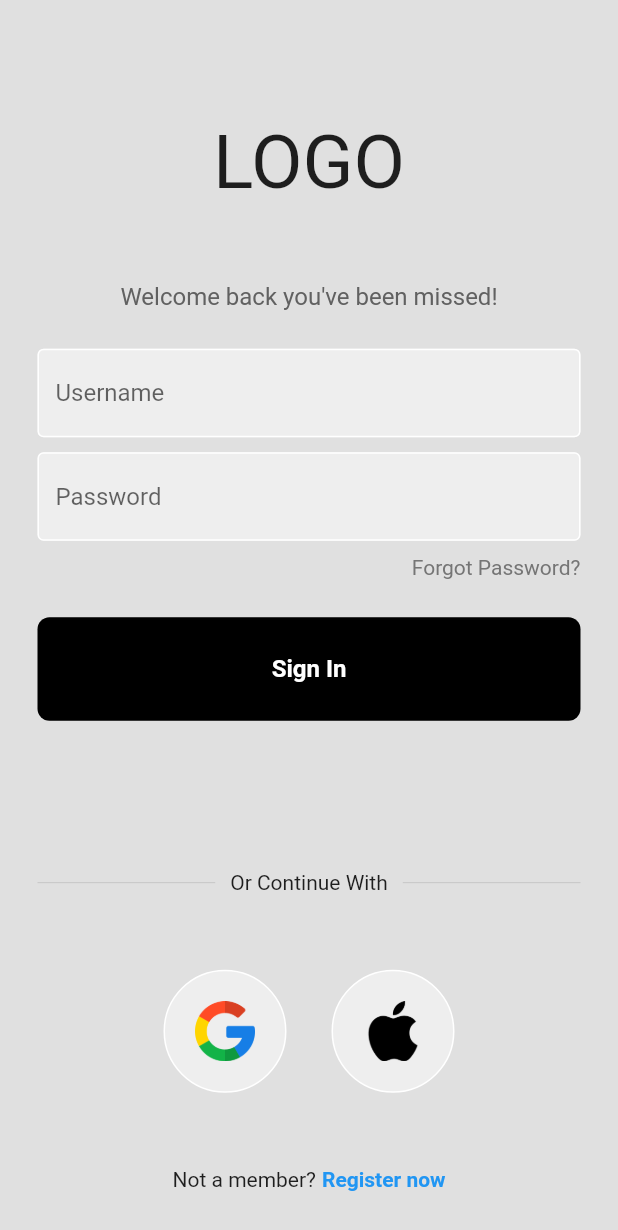
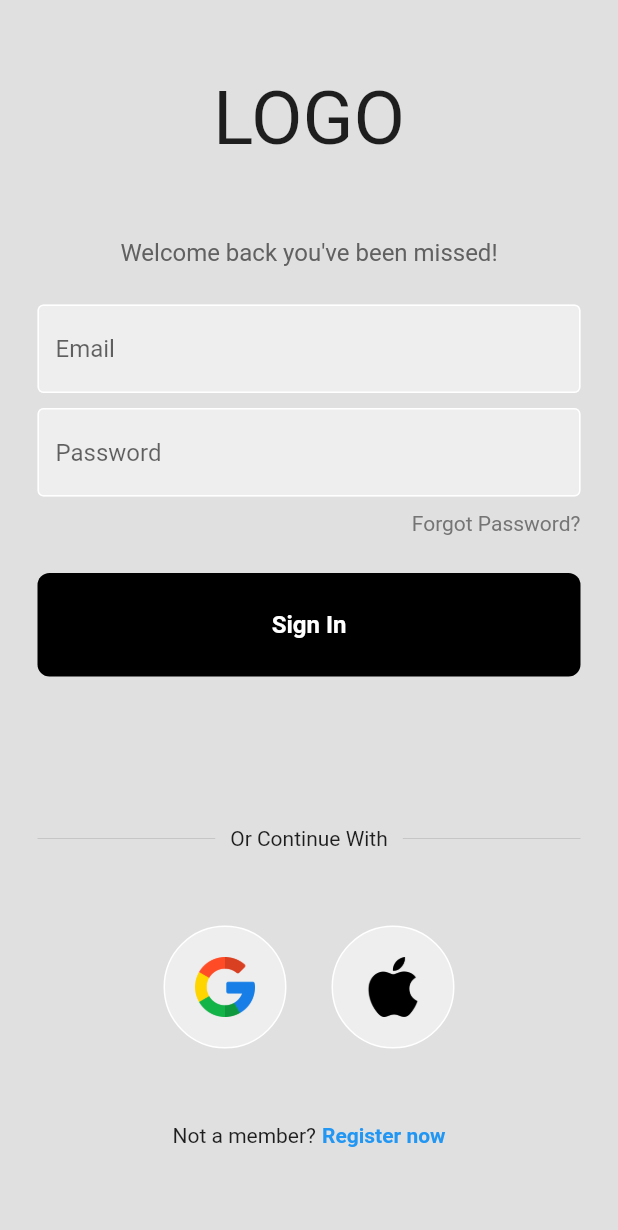
Before and after one commit to roguecrow/Login_Page, a Flutter app: the screen it shows after launch, on a phone screen of 412 x 824 dp. Shown: the top 1230 px of the screen. Run offline on Flutter 3.47's test engine with Material 2 defaults, Android fonts, the phone set to English and light mode, and no system bars; our stand-ins replace firebase_auth, firebase_core; accounts and stored records are empty.

Commit message:
login authentication with email and password using firebase

```diff
--- a/lib/main.dart
+++ b/lib/main.dart
@@ -1,7 +1,14 @@
-import 'package:auth_project/pages/login_page.dart';
+import 'package:auth_project/pages/auth_page.dart';
 import 'package:flutter/material.dart';
+import 'package:firebase_core/firebase_core.dart';
+import 'firebase_options.dart';
 
-void main(){
+void main()async{
+  WidgetsFlutterBinding.ensureInitialized();
+  await Firebase.initializeApp(
+    options: DefaultFirebaseOptions.currentPlatform,
+
+  );
   runApp(const MyApp());
 }
 
@@ -10,9 +17,9 @@ class MyApp extends StatelessWidget {
 
   @override
   Widget build(BuildContext context) {
-    return  MaterialApp(
+    return  const MaterialApp(
       debugShowCheckedModeBanner: false,
-      home: LoginPage(),
+      home: AuthPage(),
     );
   }
 }
--- /dev/null
+++ b/lib/pages/auth_page.dart
@@ -0,0 +1,27 @@
+import 'package:auth_project/pages/home_page.dart';
+import 'package:auth_project/pages/login_page.dart';
+import 'package:firebase_auth/firebase_auth.dart';
+import 'package:flutter/material.dart';
+
+
+
+class AuthPage extends StatelessWidget {
+  const AuthPage({Key? key}) : super(key: key);
+
+  @override
+  Widget build(BuildContext context) {
+    return Scaffold(
+      body: StreamBuilder<User?>(
+          stream: FirebaseAuth.instance.authStateChanges(),
+        builder: (context,snapshot){
+            if(snapshot.hasData){
+              return  HomePage();
+            }
+            else{
+              return LoginPage();
+            }
+        },
+      ),
+    );
+  }
+}
--- a/lib/pages/login_page.dart
+++ b/lib/pages/login_page.dart
@@ -1,18 +1,69 @@
 import 'package:auth_project/components/my_button.dart';
 import 'package:auth_project/components/my_textfield.dart';
 import 'package:auth_project/components/square_tile.dart';
+import 'package:firebase_auth/firebase_auth.dart';
 import 'package:flutter/material.dart';
 
 
-class LoginPage extends StatelessWidget {
+class LoginPage extends StatefulWidget {
   LoginPage({Key? key}) : super(key: key);
-  final usernameController = TextEditingController();
+
+  @override
+  State<LoginPage> createState() => _LoginPageState();
+}
+
+class _LoginPageState extends State<LoginPage> {
+  final emailController = TextEditingController();
+
   final passwordController = TextEditingController();
+
+  void signUserIn() async {
+
+    showDialog(context: context, builder: (context){
+      return  const Center(
+        child: CircularProgressIndicator(),
+      );
+    },
+    );
+    try{
+      await FirebaseAuth.instance.signInWithEmailAndPassword(
+        email: emailController.text,
+        password: passwordController.text,
+      );
+      Navigator.pop(context);
+
+    } on FirebaseAuthException catch(e) {
+      Navigator.pop(context);
+      if(e.code == 'user-not-found'){
+        wrongEmailMessage();
+      }
+      else if(e.code == 'wrong-password'){
+        wrongPasswordMessage();
+      }
+    }
+  }
+
+  void wrongEmailMessage(){
+    showDialog(context: context, builder: (context){
+      return const AlertDialog(title: Text('Incorrect Email'),
+      );
+    }
+    );
+  }
+  void wrongPasswordMessage(){
+    showDialog(context: context, builder: (context){
+      return const AlertDialog(title: Text('Incorrect Password'),
+      );
+    }
+    );
+  }
+
   @override
   Widget build(BuildContext context) {
     return Scaffold(
       backgroundColor: Colors.grey[300],
       body: SafeArea(
+        child: SingleChildScrollView(
           child: Center(
             child: Column(
               mainAxisAlignment: MainAxisAlignment.center,
@@ -33,8 +84,8 @@ class LoginPage extends StatelessWidget {
                 const SizedBox(height: 25),
 
                  MyTextField(
-                controller: usernameController,
-                 hintText:  'Username',
+                  controller: emailController,
+                   hintText:  'Email',
                    obscureText: false,
                 ),
                 const SizedBox(height: 10),
@@ -61,7 +112,6 @@ class LoginPage extends StatelessWidget {
                 MyButton(
                   onTap: signUserIn,
                 ),
-
                 const SizedBox(height: 100),
 
                 Padding(
@@ -115,10 +165,7 @@ class LoginPage extends StatelessWidget {
             ),
           ),
         ),
+      ),
     );
   }
-
-  void signUserIn() {
-
 }
-}
--- a/pubspec.yaml
+++ b/pubspec.yaml
@@ -35,6 +35,8 @@ dependencies:
   # The following adds the Cupertino Icons font to your application.
   # Use with the CupertinoIcons class for iOS style icons.
   cupertino_icons: ^1.0.2
+  firebase_core: ^2.10.0
+  firebase_auth: ^4.4.2
 
 dev_dependencies:
   flutter_test:
```
Also changed, not shown: lib/pages/home_page.dart (added, +20 -0 lines), lib/firebase_options.dart (added), pubspec.lock, 8 other files. Lines whose indentation alone changed are shown as unchanged.
